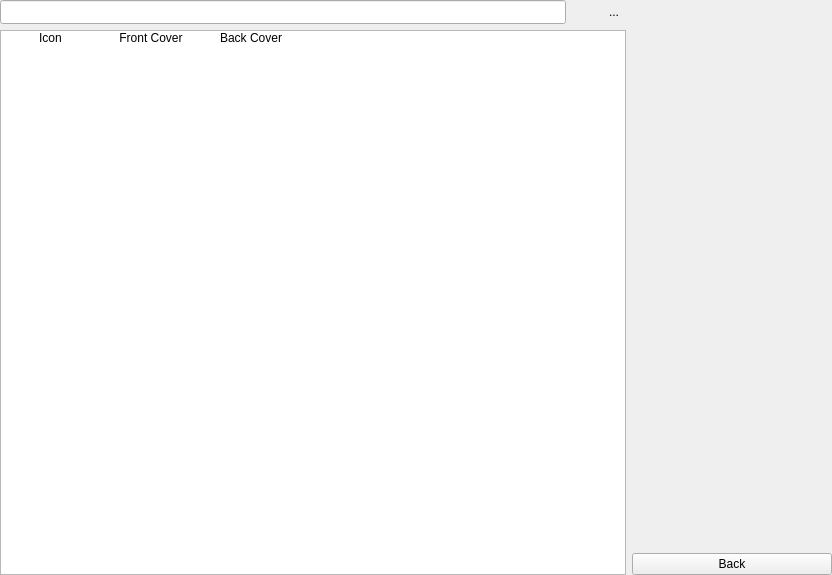
The window that src/OplPcTools/UI/GameDetailsWidget.ui (brainstream/OPL-PC-Tools) describes before a commit, drawn with Qt 5.
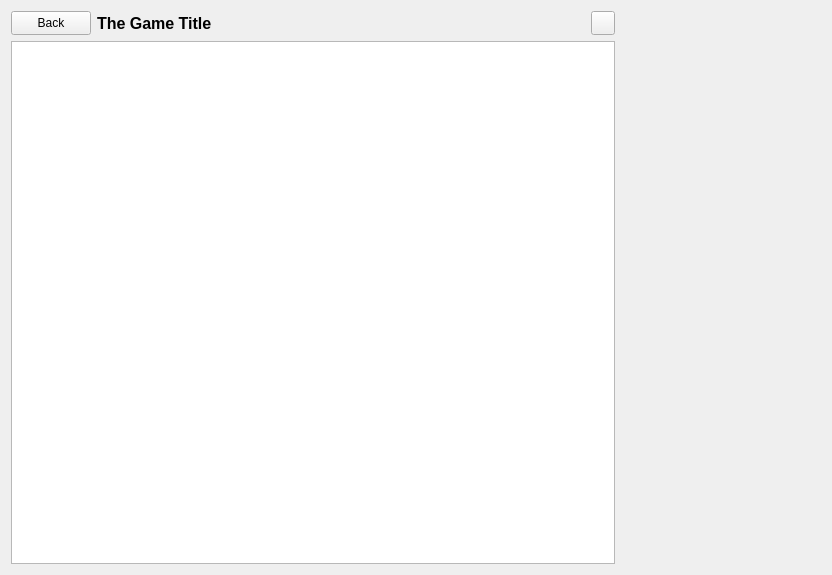
The same window after the commit. Icons and pictures are not drawn.

Commit message: Art list has been displayed

```diff
--- a/src/OplPcTools/UI/GameDetailsWidget.ui
+++ b/src/OplPcTools/UI/GameDetailsWidget.ui
@@ -14,47 +14,52 @@
    <string>Form</string>
   </property>
   <layout class="QHBoxLayout" name="horizontalLayout_2">
-   <property name="leftMargin">
-    <number>0</number>
-   </property>
-   <property name="topMargin">
-    <number>0</number>
-   </property>
-   <property name="rightMargin">
-    <number>0</number>
-   </property>
-   <property name="bottomMargin">
-    <number>0</number>
-   </property>
    <item>
     <layout class="QVBoxLayout" name="verticalLayout">
      <item>
-      <layout class="QHBoxLayout" name="horizontalLayout">
+      <layout class="QHBoxLayout" name="mp_layout">
        <item>
-        <widget class="QLineEdit" name="mp_edit_title">
+        <widget class="QPushButton" name="mp_btn_close">
          <property name="minimumSize">
           <size>
            <width>0</width>
            <height>24</height>
           </size>
          </property>
-         <property name="maximumSize">
-          <size>
-           <width>16777215</width>
-           <height>24</height>
-          </size>
+         <property name="text">
+          <string>Back</string>
          </property>
         </widget>
        </item>
        <item>
-        <widget class="QToolButton" name="mp_btn_title_edit_cancel">
+        <widget class="QLabel" name="mp_label_title">
+         <property name="sizePolicy">
+          <sizepolicy hsizetype="Expanding" vsizetype="Preferred">
+           <horstretch>0</horstretch>
+           <verstretch>0</verstretch>
+          </sizepolicy>
+         </property>
          <property name="minimumSize">
           <size>
-           <width>24</width>
+           <width>0</width>
            <height>24</height>
           </size>
          </property>
-         <property name="maximumSize">
+         <property name="font">
+          <font>
+           <pointsize>12</pointsize>
+           <weight>75</weight>
+           <bold>true</bold>
+          </font>
+         </property>
+         <property name="text">
+          <string notr="true">The Game Title</string>
+         </property>
+        </widget>
+       </item>
+       <item>
+        <widget class="QToolButton" name="mp_btn_rename_game">
+         <property name="minimumSize">
           <size>
            <width>24</width>
            <height>24</height>
@@ -67,52 +72,8 @@
           <string/>
          </property>
          <property name="icon">
-          <iconset theme="edit-undo" resource="../Resources.qrc">
-           <normaloff>:/icons/edit-undo</normaloff>:/icons/edit-undo</iconset>
-         </property>
-         <property name="iconSize">
-          <size>
-           <width>20</width>
-           <height>20</height>
-          </size>
-         </property>
-         <property name="autoRaise">
-          <bool>true</bool>
-         </property>
-        </widget>
-       </item>
-       <item>
-        <widget class="QToolButton" name="mp_btn_title_edit_accept">
-         <property name="minimumSize">
-          <size>
-           <width>24</width>
-           <height>24</height>
-          </size>
-         </property>
-         <property name="maximumSize">
-          <size>
-           <width>24</width>
-           <height>24</height>
-          </size>
-         </property>
-         <property name="toolTip">
-          <string>Save</string>
-         </property>
-         <property name="text">
-          <string>...</string>
-         </property>
-         <property name="icon">
-          <iconset theme="document-save" resource="../Resources.qrc">
-           <normaloff>:/icons/document-save</normaloff>:/icons/document-save</iconset>
-         </property>
-         <property name="iconSize">
-          <size>
-           <width>23</width>
-           <height>23</height>
-          </size>
-         </property>
-         <property name="autoRaise">
-          <bool>true</bool>
+          <iconset theme="document-edit" resource="../Resources.qrc">
+           <normaloff>:/icons/document-edit</normaloff>:/icons/document-edit</iconset>
          </property>
         </widget>
        </item>
@@ -120,54 +81,34 @@
      </item>
      <item>
       <widget class="QListWidget" name="mp_list_arts">
-       <property name="iconSize">
-        <size>
-         <width>64</width>
-         <height>64</height>
-        </size>
+       <property name="showDropIndicator" stdset="0">
+        <bool>false</bool>
        </property>
-       <property name="gridSize">
-        <size>
-         <width>100</width>
-         <height>100</height>
-        </size>
+       <property name="verticalScrollMode">
+        <enum>QAbstractItemView::ScrollPerPixel</enum>
+       </property>
+       <property name="horizontalScrollMode">
+        <enum>QAbstractItemView::ScrollPerPixel</enum>
+       </property>
+       <property name="movement">
+        <enum>QListView::Static</enum>
+       </property>
+       <property name="flow">
+        <enum>QListView::LeftToRight</enum>
+       </property>
+       <property name="resizeMode">
+        <enum>QListView::Adjust</enum>
+       </property>
+       <property name="spacing">
+        <number>20</number>
        </property>
        <property name="viewMode">
         <enum>QListView::IconMode</enum>
        </property>
-       <item>
-        <property name="text">
-         <string>Icon</string>
-        </property>
-        <property name="icon">
-         <iconset theme="document-edit">
-          <normaloff>.</normaloff>.</iconset>
-        </property>
-       </item>
-       <item>
-        <property name="text">
-         <string>Front Cover</string>
-        </property>
-        <property name="icon">
-         <iconset theme="document-edit">
-          <normaloff>.</normaloff>.</iconset>
-        </property>
-       </item>
-       <item>
-        <property name="text">
-         <string>Back Cover</string>
-        </property>
-        <property name="icon">
-         <iconset theme="document-edit">
-          <normaloff>.</normaloff>.</iconset>
-        </property>
-       </item>
       </widget>
      </item>
     </layout>
    </item>
-   <item>
-    <layout class="QVBoxLayout" name="mp_layout">
      <item>
       <widget class="QWidget" name="mp_widget_sidebar" native="true">
        <property name="sizePolicy">
@@ -226,19 +167,6 @@
        </layout>
       </widget>
      </item>
-     <item>
-      <widget class="QPushButton" name="mp_btn_close">
-       <property name="text">
-        <string>Back</string>
-       </property>
-       <property name="icon">
-        <iconset theme="go-previous" resource="../Resources.qrc">
-         <normaloff>:/icons/go-previous</normaloff>:/icons/go-previous</iconset>
-       </property>
-      </widget>
-     </item>
-    </layout>
-   </item>
   </layout>
  </widget>
  <tabstops>
```
Left out of the diff: 37 changed lines with no effect on the pictures. Lines whose indentation alone changed are shown as unchanged. The commit also changes 11 other files.
